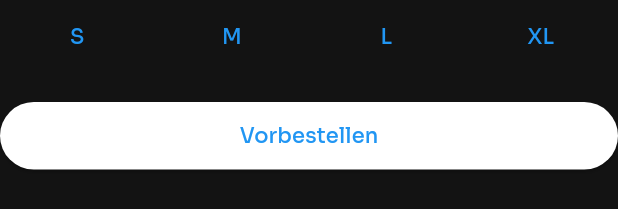
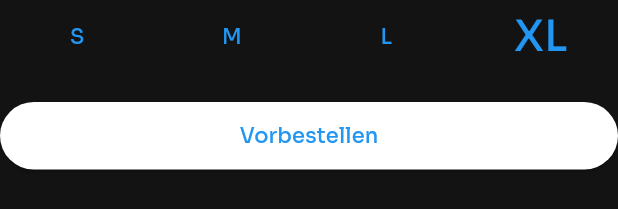
Before and after one commit to husakki/sohii_v2, a Flutter app: the SizeSelector widget shown alone on an empty page, opened directly, after a tap on "XL", on a phone screen of 412 x 824 dp. Shown: the top 209 px of the screen. Run offline on Flutter 3.47's test engine with Material 2 defaults, Android fonts, the phone set to English and light mode, and no system bars; drawn by our look-alikes of flutter_animate; our stand-ins replace get.

Commit message:
extra widget for Sizebutton, now everyone has own animation

```diff
--- a/lib/view/product_view.dart
+++ b/lib/view/product_view.dart
@@ -1,4 +1,5 @@
 import 'package:flutter/material.dart';
+import 'package:flutter_animate/flutter_animate.dart';
 import 'package:get/get.dart';
 import 'package:sohii_v2/datatypes/product_type.dart';
 import 'package:sohii_v2/model/product_model.dart';
@@ -107,11 +108,16 @@ class _ProductViewState extends State<ProductView> {
   }
 }
 
-class SizeSelector extends StatelessWidget {
+class SizeSelector extends StatefulWidget {
   const SizeSelector({
     Key? key,
   }) : super(key: key);
 
+  @override
+  State<SizeSelector> createState() => _SizeSelectorState();
+}
+
+class _SizeSelectorState extends State<SizeSelector> {
   @override
   Widget build(BuildContext context) {
     return Column(
@@ -121,22 +127,10 @@ class SizeSelector extends StatelessWidget {
           child: Row(
             mainAxisAlignment: MainAxisAlignment.spaceAround,
             children: [
-              TextButton(
-                onPressed: () {},
-                child: const Text("S"),
-              ),
-              TextButton(
-                onPressed: () {},
-                child: const Text("M"),
-              ),
-              TextButton(
-                onPressed: () {},
-                child: const Text("L"),
-              ),
-              TextButton(
-                onPressed: () {},
-                child: const Text("XL"),
-              ),
+              SizeButton(prodSize: "S"),
+              SizeButton(prodSize: "M"),
+              SizeButton(prodSize: "L"),
+              SizeButton(prodSize: "XL"),
             ],
           ),
         ),
@@ -155,3 +149,28 @@ class SizeSelector extends StatelessWidget {
     );
   }
 }
+
+class SizeButton extends StatefulWidget {
+  final String prodSize;
+  const SizeButton({Key? key, required this.prodSize}) : super(key: key);
+  @override
+  State<SizeButton> createState() => _SizeButtonState();
+}
+
+class _SizeButtonState extends State<SizeButton> {
+  bool _toggle = false;
+
+  @override
+  Widget build(BuildContext context) {
+    return TextButton(
+      onPressed: () {
+        setState(() {
+          _toggle = !_toggle;
+        });
+      },
+      child: Text(widget.prodSize)
+          .animate(target: _toggle ? 1 : 0)
+          .scaleXY(end: 2),
+    );
+  }
+}
```
